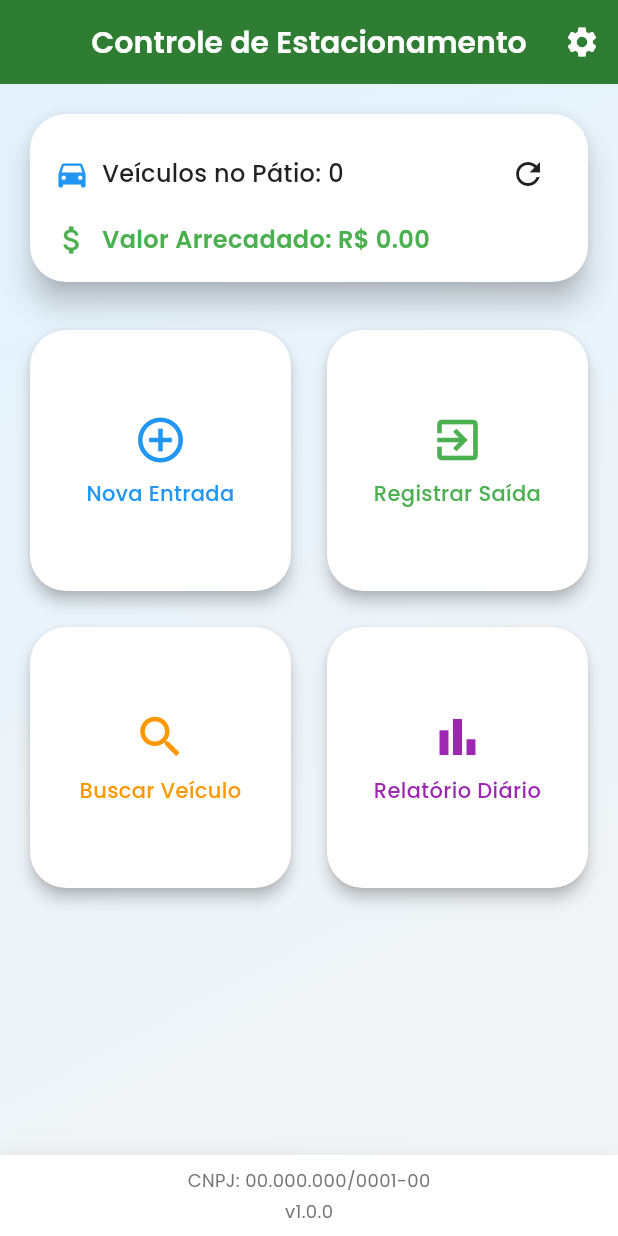
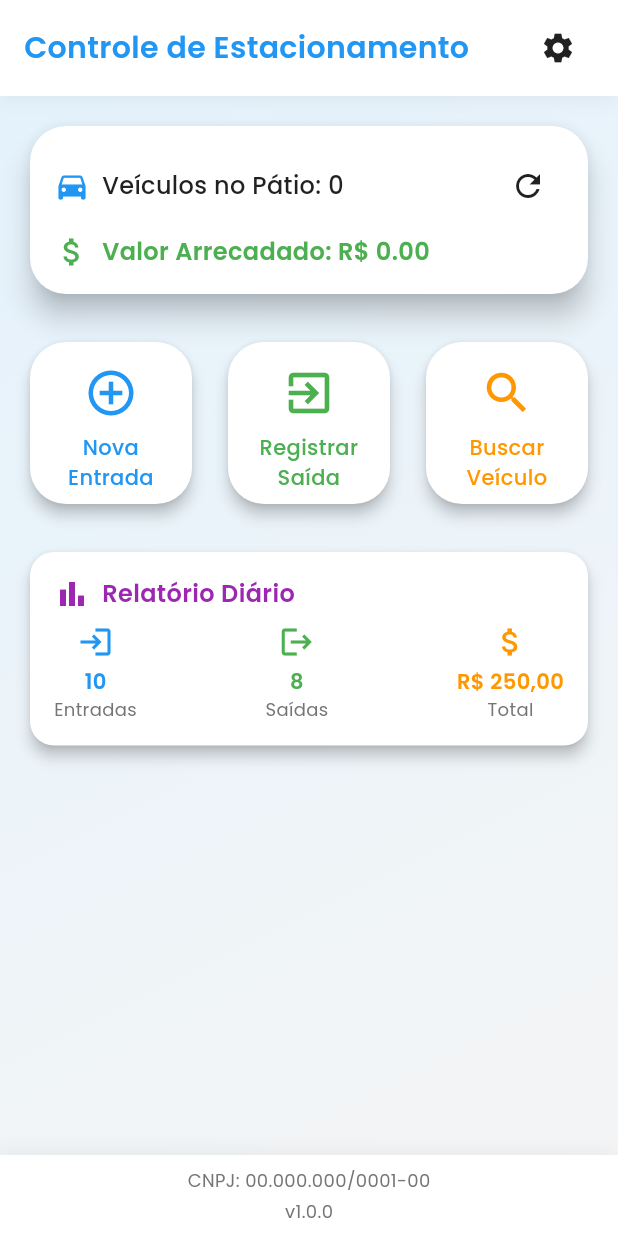
Before and after one commit to guilhermegoes07/APP-Estacionamento, a Flutter app: the screen it shows after launch, on a phone screen of 412 x 824 dp. Run offline on Flutter 3.47's test engine with Material 3 defaults, Android fonts, the light colour scheme and no system bars; our stand-ins replace hive_flutter, image_picker, qr_flutter; accounts and stored records are empty.

Commit message:
feat: Melhorias na home page - Reorganizado layout com cabeçalho fixo - Adicionado relatório diário inline - Implementado shimmer effect para carregamento - Melhorado visual dos cards e botões - Ajustado responsividade

```diff
--- a/lib/src/screens/home_screen.dart
+++ b/lib/src/screens/home_screen.dart
@@ -3,35 +3,39 @@ import 'package:provider/provider.dart';
 import '../services/estacionamento_service.dart';
 import '../theme/home_theme.dart';
 import '../theme/responsive_theme.dart';
+import '../widgets/shimmer_effect.dart';
 import 'entrada_screen.dart';
 import 'saida_screen.dart';
 import 'busca_screen.dart';
 import 'relatorio_screen.dart';
 
-class HomeScreen extends StatelessWidget {
+class HomeScreen extends StatefulWidget {
   const HomeScreen({super.key});
+
+  @override
+  State<HomeScreen> createState() => _HomeScreenState();
+}
+
+class _HomeScreenState extends State<HomeScreen> {
+  bool _isLoading = true;
+
+  @override
+  void initState() {
+    super.initState();
+    _loadData();
+  }
+
+  Future<void> _loadData() async {
+    // Simula um carregamento de dados
+    await Future.delayed(const Duration(seconds: 1));
+    setState(() {
+      _isLoading = false;
+    });
+  }
 
   @override
   Widget build(BuildContext context) {
     return Scaffold(
-      appBar: AppBar(
-        title: Text(
-          'Controle de Estacionamento',
-          style: TextStyle(
-            fontSize: ResponsiveTheme.getResponsiveFontSize(context, baseSize: 20),
-            fontFamily: 'Poppins',
-            fontWeight: FontWeight.w600,
-          ),
-        ),
-        actions: [
-          IconButton(
-            icon: const Icon(Icons.settings),
-            onPressed: () {
-              // TODO: Implementar tela de configurações
-            },
-          ),
-        ],
-      ),
       body: Container(
         decoration: const BoxDecoration(
           gradient: LinearGradient(
@@ -46,15 +50,26 @@ class HomeScreen extends StatelessWidget {
         child: SafeArea(
           child: Column(
             children: [
+              _buildHeader(context),
               Expanded(
                 child: SingleChildScrollView(
                   padding: ResponsiveTheme.getResponsivePadding(context),
                   child: Column(
-                    mainAxisAlignment: MainAxisAlignment.center,
                     children: [
-                      _buildStatusCard(context),
+                      ShimmerEffect(
+                        isLoading: _isLoading,
+                        child: _buildStatusCard(context),
+                      ),
                       SizedBox(height: ResponsiveTheme.getResponsiveSpacing(context) * 3),
-                      _buildActionButtons(context),
+                      ShimmerEffect(
+                        isLoading: _isLoading,
+                        child: _buildActionButtons(context),
+                      ),
+                      SizedBox(height: ResponsiveTheme.getResponsiveSpacing(context) * 3),
+                      ShimmerEffect(
+                        isLoading: _isLoading,
+                        child: _buildDailyReport(context),
+                      ),
                     ],
                   ),
                 ),
@@ -63,6 +78,45 @@ class HomeScreen extends StatelessWidget {
             ],
           ),
         ),
+      ),
+    );
+  }
+
+  Widget _buildHeader(BuildContext context) {
+    return Container(
+      padding: EdgeInsets.symmetric(
+        horizontal: ResponsiveTheme.getResponsiveSpacing(context) * 2,
+        vertical: ResponsiveTheme.getResponsiveSpacing(context),
+      ),
+      decoration: BoxDecoration(
+        color: Colors.white,
+        boxShadow: [
+          BoxShadow(
+            color: Colors.black.withOpacity(0.05),
+            blurRadius: 10,
+            offset: const Offset(0, 2),
+          ),
+        ],
+      ),
+      child: Row(
+        mainAxisAlignment: MainAxisAlignment.spaceBetween,
+        children: [
+          Text(
+            'Controle de Estacionamento',
+            style: TextStyle(
+              fontSize: ResponsiveTheme.getResponsiveFontSize(context, baseSize: 20),
+              fontFamily: 'Poppins',
+              fontWeight: FontWeight.w600,
+              color: HomeTheme.primaryColor,
+            ),
+          ),
+          IconButton(
+            icon: const Icon(Icons.settings),
+            onPressed: () {
+              // TODO: Implementar tela de configurações
+            },
+          ),
+        ],
       ),
     );
   }
@@ -140,7 +194,7 @@ class HomeScreen extends StatelessWidget {
     return GridView.count(
       shrinkWrap: true,
       physics: const NeverScrollableScrollPhysics(),
-      crossAxisCount: 2,
+      crossAxisCount: 3,
       mainAxisSpacing: ResponsiveTheme.getResponsiveSpacing(context) * 2,
       crossAxisSpacing: ResponsiveTheme.getResponsiveSpacing(context) * 2,
       children: [
@@ -173,16 +227,6 @@ class HomeScreen extends StatelessWidget {
             MaterialPageRoute(builder: (context) => const BuscaScreen()),
           ),
           color: Colors.orange,
-        ),
-        _buildActionButton(
-          context,
-          icon: Icons.bar_chart,
-          label: 'Relatório Diário',
-          onPressed: () => Navigator.push(
-            context,
-            MaterialPageRoute(builder: (context) => const RelatorioScreen()),
-          ),
-          color: Colors.purple,
         ),
       ],
     );
@@ -231,6 +275,109 @@ class HomeScreen extends StatelessWidget {
     );
   }
 
+  Widget _buildDailyReport(BuildContext context) {
+    return Consumer<EstacionamentoService>(
+      builder: (context, service, child) {
+        return Card(
+          elevation: 4,
+          shape: RoundedRectangleBorder(
+            borderRadius: BorderRadius.circular(16),
+          ),
+          child: Container(
+            padding: ResponsiveTheme.getResponsivePadding(context),
+            child: Column(
+              crossAxisAlignment: CrossAxisAlignment.start,
+              children: [
+                Row(
+                  children: [
+                    Icon(
+                      Icons.bar_chart,
+                      size: ResponsiveTheme.getResponsiveIconSize(context),
+                      color: Colors.purple,
+                    ),
+                    SizedBox(width: ResponsiveTheme.getResponsiveSpacing(context)),
+                    Text(
+                      'Relatório Diário',
+                      style: TextStyle(
+                        fontSize: ResponsiveTheme.getResponsiveFontSize(context, baseSize: 16),
+                        fontFamily: 'Poppins',
+                        fontWeight: FontWeight.w600,
+                        color: Colors.purple,
+                      ),
+                    ),
+                  ],
+                ),
+                SizedBox(height: ResponsiveTheme.getResponsiveSpacing(context)),
+                Row(
+                  mainAxisAlignment: MainAxisAlignment.spaceBetween,
+                  children: [
+                    _buildReportItem(
+                      context,
+                      label: 'Entradas',
+                      value: '10',
+                      icon: Icons.login,
+                      color: Colors.blue,
+                    ),
+                    _buildReportItem(
+                      context,
+                      label: 'Saídas',
+                      value: '8',
+                      icon: Icons.logout,
+                      color: Colors.green,
+                    ),
+                    _buildReportItem(
+                      context,
+                      label: 'Total',
+                      value: 'R\$ 250,00',
+                      icon: Icons.attach_money,
+                      color: Colors.orange,
+                    ),
+                  ],
+                ),
+              ],
+            ),
+          ),
+        );
+      },
+    );
+  }
+
+  Widget _buildReportItem(
+    BuildContext context, {
+    required String label,
+    required String value,
+    required IconData icon,
+    required Color color,
+  }) {
+    return Column(
+      children: [
+        Icon(
+          icon,
+          size: ResponsiveTheme.getResponsiveIconSize(context),
+          color: color,
+        ),
+        SizedBox(height: ResponsiveTheme.getResponsiveSpacing(context) / 2),
+        Text(
+          value,
+          style: TextStyle(
+            fontSize: ResponsiveTheme.getResponsiveFontSize(context, baseSize: 14),
+            fontFamily: 'Poppins',
+            fontWeight: FontWeight.w600,
+            color: color,
+          ),
+        ),
+        Text(
+          label,
+          style: TextStyle(
+            fontSize: ResponsiveTheme.getResponsiveFontSize(context, baseSize: 12),
+            fontFamily: 'Poppins',
+            color: Colors.grey.shade600,
+          ),
+        ),
+      ],
+    );
+  }
+
   Widget _buildFooter(BuildContext context) {
     return Container(
       width: double.infinity,
--- /dev/null
+++ b/lib/src/widgets/shimmer_effect.dart
@@ -0,0 +1,74 @@
+import 'package:flutter/material.dart';
+
+class ShimmerEffect extends StatefulWidget {
+  final Widget child;
+  final bool isLoading;
+
+  const ShimmerEffect({
+    super.key,
+    required this.child,
+    required this.isLoading,
+  });
+
+  @override
+  State<ShimmerEffect> createState() => _ShimmerEffectState();
+}
+
+class _ShimmerEffectState extends State<ShimmerEffect> with SingleTickerProviderStateMixin {
+  late AnimationController _controller;
+  late Animation<double> _animation;
+
+  @override
+  void initState() {
+    super.initState();
+    _controller = AnimationController(
+      vsync: this,
+      duration: const Duration(milliseconds: 1500),
+    )..repeat();
+
+    _animation = Tween<double>(begin: 0.0, end: 1.0).animate(
+      CurvedAnimation(
+        parent: _controller,
+        curve: Curves.easeInOut,
+      ),
+    );
+  }
+
+  @override
+  void dispose() {
+    _controller.dispose();
+    super.dispose();
+  }
+
+  @override
+  Widget build(BuildContext context) {
+    if (!widget.isLoading) {
+      return widget.child;
+    }
+
+    return AnimatedBuilder(
+      animation: _animation,
+      builder: (context, child) {
+        return ShaderMask(
+          shaderCallback: (bounds) {
+            return LinearGradient(
+              begin: Alignment.topLeft,
+              end: Alignment.bottomRight,
+              colors: [
+                Colors.grey.shade300,
+                Colors.grey.shade100,
+                Colors.grey.shade300,
+              ],
+              stops: [
+                _animation.value - 0.2,
+                _animation.value,
+                _animation.value + 0.2,
+              ],
+            ).createShader(bounds);
+          },
+          child: widget.child,
+        );
+      },
+    );
+  }
+}
```
